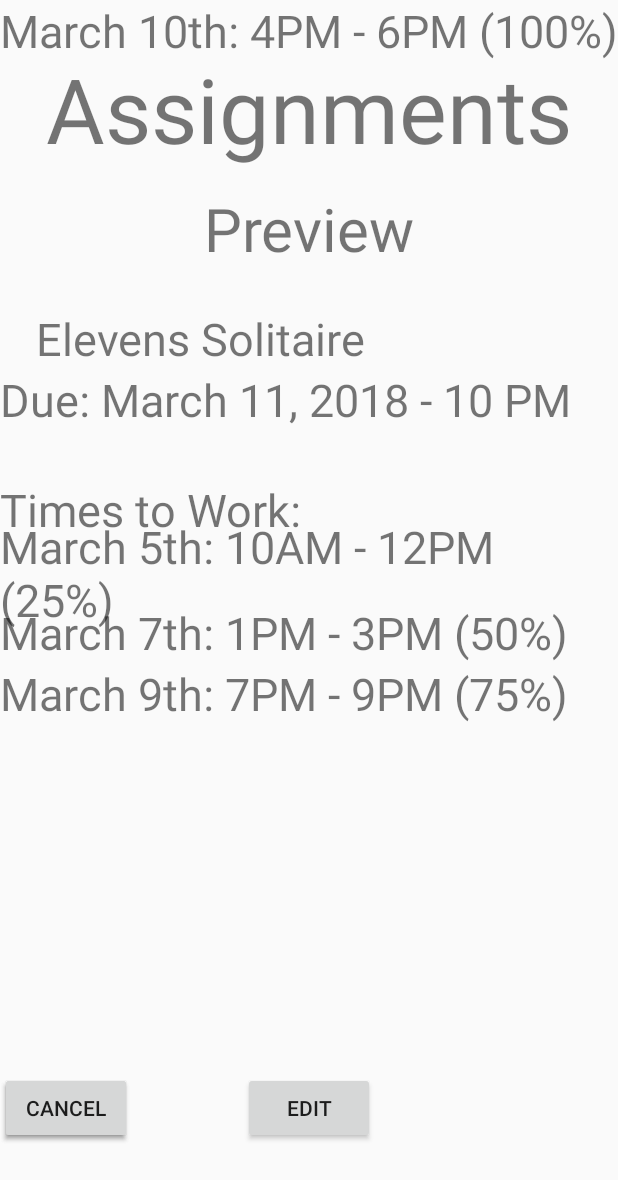
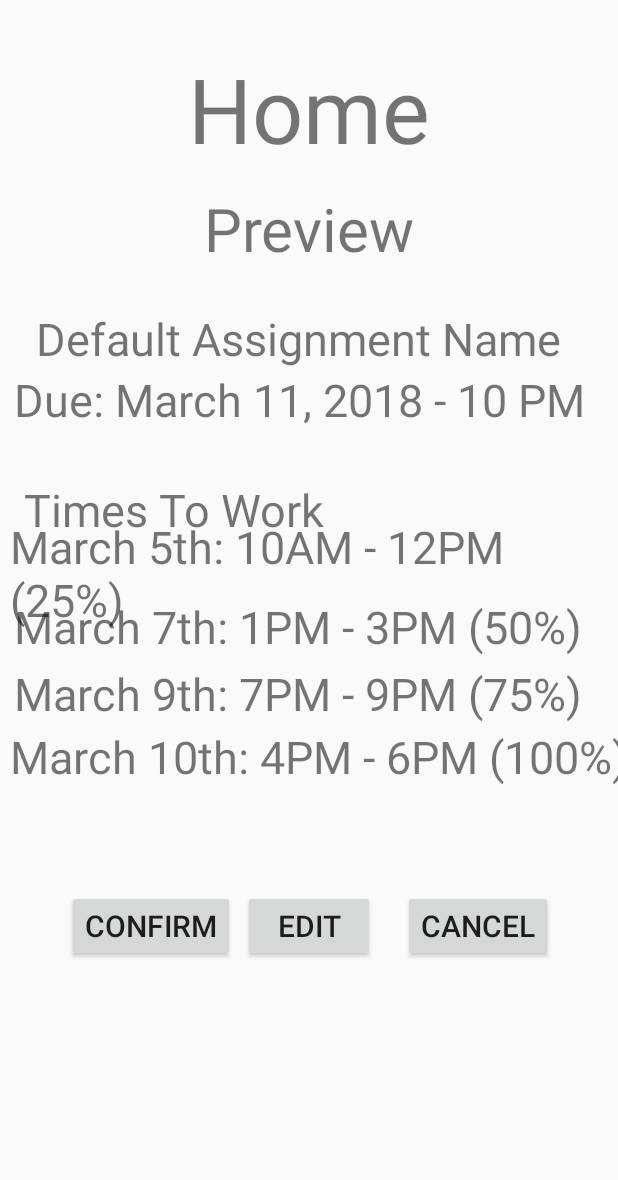
Before and after one commit to AMPITUP19/Productify, an Android app: the layout activity_assignments_preview.xml on its own in the app's theme, with its tools: preview values and no code run, on a phone screen of 412 x 824 dp. Shown: the top 1180 px of the screen. Run offline under Robolectric (Android 15) with nearby library versions, the phone set to English and light mode, and no system bars.

Commit message:
April 10

```diff
--- a/app/src/main/AndroidManifest.xml
+++ b/app/src/main/AndroidManifest.xml
@@ -14,14 +14,15 @@
         android:supportsRtl="true"
         android:theme="@style/AppTheme">
         <activity android:name=".MainActivity"
-            android:label="Home">
+            android:label="Productify">
             <intent-filter>
                 <action android:name="android.intent.action.MAIN" />
 
                 <category android:name="android.intent.category.LAUNCHER" />
             </intent-filter>
         </activity>
-        <activity android:name=".Assignment" />
+        <activity android:name=".Assignment"
+            android:label="Productify"/>
     </application>
 
 </manifest>
--- a/app/src/main/res/layout/activity_assignment.xml
+++ b/app/src/main/res/layout/activity_assignment.xml
@@ -169,6 +169,7 @@
                 android:layout_width="match_parent"
                 android:layout_height="wrap_content"
                 android:layout_weight="1"
+                android:onClick="goCreate"
                 android:text="@string/create"
                 android:textAlignment="center"
                 android:textColor="#000000"
@@ -179,6 +180,7 @@
                 android:layout_width="match_parent"
                 android:layout_height="wrap_content"
                 android:layout_weight="1"
+                android:onClick="goExist"
                 android:text="@string/view"
                 android:textAlignment="center"
                 android:textColor="#000000"
--- a/app/src/main/res/layout/activity_assignments_preview.xml
+++ b/app/src/main/res/layout/activity_assignments_preview.xml
@@ -8,7 +8,7 @@
     tools:context=".AssignmentsPreview">
 
     <TextView
-        android:id="@+id/message"
+        android:id="@+id/heading"
         android:layout_width="wrap_content"
         android:layout_height="wrap_content"
         android:layout_marginBottom="8dp"
@@ -19,156 +19,185 @@
         app:layout_constraintEnd_toEndOf="parent"
         app:layout_constraintStart_toStartOf="parent"
         app:layout_constraintTop_toTopOf="parent"
-        app:layout_constraintVertical_bias="0.0"
-        tools:text="Assignments" />
+        app:layout_constraintVertical_bias="0.0" />
 
     <TextView
-        android:id="@+id/textView"
+        android:id="@+id/previewText"
         android:layout_width="wrap_content"
         android:layout_height="wrap_content"
         android:layout_marginBottom="8dp"
         android:layout_marginTop="8dp"
-        android:text="TextView"
+        android:text="@string/preview"
         android:textSize="40sp"
         app:layout_constraintBottom_toBottomOf="parent"
         app:layout_constraintEnd_toEndOf="parent"
         app:layout_constraintStart_toStartOf="parent"
         app:layout_constraintTop_toTopOf="parent"
-        app:layout_constraintVertical_bias="0.156"
-        tools:text="Preview" />
+        app:layout_constraintVertical_bias="0.156" />
 
     <TextView
-        android:id="@+id/textView2"
+        android:id="@+id/assignmentName"
         android:layout_width="wrap_content"
         android:layout_height="wrap_content"
         android:layout_marginBottom="8dp"
-        android:layout_marginLeft="24dp"
+        android:layout_marginEnd="8dp"
         android:layout_marginStart="24dp"
         android:layout_marginTop="8dp"
-        android:text="TextView"
+        android:text="@string/assignmentName"
         android:textSize="30sp"
         app:layout_constraintBottom_toBottomOf="parent"
+        app:layout_constraintEnd_toEndOf="parent"
+        app:layout_constraintHorizontal_bias="0.01"
         app:layout_constraintStart_toStartOf="parent"
         app:layout_constraintTop_toTopOf="parent"
-        app:layout_constraintVertical_bias="0.257"
-        tools:text="Elevens Solitaire" />
+        app:layout_constraintVertical_bias="0.257" />
 
     <TextView
-        android:id="@+id/textView3"
+        android:id="@+id/dueDateText"
+        android:layout_width="wrap_content"
+        android:layout_height="wrap_content"
+        android:layout_marginBottom="8dp"
+        android:layout_marginEnd="8dp"
+        android:layout_marginStart="8dp"
+        android:layout_marginTop="8dp"
+        android:text="Due: March 11, 2018 - 10 PM"
+        android:textSize="30sp"
+        app:layout_constraintBottom_toBottomOf="parent"
+        app:layout_constraintEnd_toEndOf="parent"
+        app:layout_constraintHorizontal_bias="0.09"
+        app:layout_constraintStart_toStartOf="parent"
+        app:layout_constraintTop_toTopOf="parent"
+        app:layout_constraintVertical_bias="0.31" />
+
+    <Button
+        android:id="@+id/confirmBut"
+        android:layout_width="wrap_content"
+        android:layout_height="wrap_content"
+        android:layout_marginBottom="8dp"
+        android:layout_marginEnd="8dp"
+        android:layout_marginStart="8dp"
+        android:layout_marginTop="8dp"
+        android:textSize="20sp"
+        android:text="@string/confirm"
+        app:layout_constraintBottom_toBottomOf="parent"
+        app:layout_constraintEnd_toEndOf="parent"
+        app:layout_constraintHorizontal_bias="0.13"
+        app:layout_constraintStart_toStartOf="parent"
+        app:layout_constraintTop_toTopOf="parent"
+        app:layout_constraintVertical_bias="0.77" />
+
+    <Button
+        android:id="@+id/editBut"
+        android:textSize="20sp"
         android:layout_width="wrap_content"
         android:layout_height="wrap_content"
         android:layout_marginBottom="8dp"
         android:layout_marginTop="8dp"
-        android:text="TextView"
-        android:textSize="30sp"
-        app:layout_constraintBottom_toBottomOf="parent"
-        app:layout_constraintTop_toTopOf="parent"
-        app:layout_constraintVertical_bias="0.31"
-        tools:layout_editor_absoluteX="24dp"
-        tools:text="Due: March 11, 2018 - 10 PM" />
-
-    <Button
-        android:id="@+id/button2"
-        android:layout_width="wrap_content"
-        android:layout_height="wrap_content"
-        android:layout_marginBottom="8dp"
-        android:layout_marginTop="8dp"
-        android:text="Button"
-        app:layout_constraintBottom_toBottomOf="parent"
-        app:layout_constraintTop_toTopOf="parent"
-        app:layout_constraintVertical_bias="0.93"
-        tools:layout_editor_absoluteX="54dp"
-        tools:text="Confirm" />
-
-    <Button
-        android:id="@+id/button3"
-        android:layout_width="wrap_content"
-        android:layout_height="wrap_content"
-        android:layout_marginBottom="8dp"
-        android:layout_marginTop="8dp"
-        android:text="Button"
+        android:text="@string/edit"
         app:layout_constraintBottom_toBottomOf="parent"
         app:layout_constraintEnd_toEndOf="parent"
         app:layout_constraintStart_toStartOf="parent"
         app:layout_constraintTop_toTopOf="parent"
-        app:layout_constraintVertical_bias="0.93"
-        tools:text="Edit" />
+        app:layout_constraintVertical_bias="0.77" />
 
     <Button
-        android:id="@+id/button4"
+        android:id="@+id/cancelBut"
         android:layout_width="wrap_content"
         android:layout_height="wrap_content"
         android:layout_marginBottom="8dp"
+        android:layout_marginEnd="8dp"
+        android:layout_marginStart="8dp"
         android:layout_marginTop="8dp"
-        android:text="Button"
+        android:text="@string/cancel"
+        android:textSize="20sp"
         app:layout_constraintBottom_toBottomOf="parent"
+        app:layout_constraintEnd_toEndOf="parent"
+        app:layout_constraintHorizontal_bias="0.88"
+        app:layout_constraintStart_toStartOf="parent"
         app:layout_constraintTop_toTopOf="parent"
-        app:layout_constraintVertical_bias="0.93"
-        tools:layout_editor_absoluteX="465dp"
-        tools:text="Cancel" />
+        app:layout_constraintVertical_bias="0.77" />
 
     <TextView
-        android:id="@+id/textView4"
+        android:id="@+id/timeWorkHeading"
         android:layout_width="wrap_content"
         android:layout_height="wrap_content"
         android:layout_marginBottom="8dp"
+        android:layout_marginEnd="8dp"
+        android:layout_marginStart="8dp"
         android:layout_marginTop="8dp"
-        android:text="TextView"
+        android:text="@string/timesToWorkText"
         android:textSize="30sp"
         app:layout_constraintBottom_toBottomOf="parent"
+        app:layout_constraintEnd_toEndOf="parent"
+        app:layout_constraintHorizontal_bias="0.04"
+        app:layout_constraintStart_toStartOf="parent"
         app:layout_constraintTop_toTopOf="parent"
-        app:layout_constraintVertical_bias="0.406"
-        tools:layout_editor_absoluteX="27dp"
-        tools:text="Times to Work:" />
+        app:layout_constraintVertical_bias="0.406" />
 
     <TextView
-        android:id="@+id/textView5"
+        android:id="@+id/date1text"
         android:layout_width="wrap_content"
         android:layout_height="wrap_content"
         android:layout_marginBottom="8dp"
+        android:layout_marginEnd="8dp"
+        android:layout_marginStart="8dp"
         android:layout_marginTop="8dp"
-        android:text="TextView"
+        android:text="March 5th: 10AM - 12PM (25%)"
         android:textSize="30sp"
         app:layout_constraintBottom_toBottomOf="parent"
+        app:layout_constraintEnd_toEndOf="parent"
+        app:layout_constraintHorizontal_bias="0.1"
+        app:layout_constraintStart_toStartOf="parent"
         app:layout_constraintTop_toTopOf="parent"
-        app:layout_constraintVertical_bias="0.459"
-        tools:layout_editor_absoluteX="54dp"
-        tools:text="March 5th: 10AM - 12PM (25%)" />
+        app:layout_constraintVertical_bias="0.459" />
 
     <TextView
-        android:id="@+id/textView6"
+        android:id="@+id/date2text"
         android:layout_width="wrap_content"
-        android:layout_height="wrap_content"
-        android:text="TextView"
+        android:layout_height="47dp"
+        android:layout_marginEnd="8dp"
+        android:layout_marginStart="8dp"
+        android:text="March 7th: 1PM - 3PM (50%)"
         android:textSize="30sp"
         app:layout_constraintBottom_toBottomOf="parent"
+        app:layout_constraintEnd_toEndOf="parent"
+        app:layout_constraintHorizontal_bias="0.08"
+        app:layout_constraintStart_toStartOf="parent"
         app:layout_constraintTop_toTopOf="parent"
-        app:layout_constraintVertical_bias="0.512"
-        tools:layout_editor_absoluteX="54dp"
-        tools:text="March 7th: 1PM - 3PM (50%)" />
+        app:layout_constraintVertical_bias="0.512" />
 
     <TextView
-        android:id="@+id/textView7"
+        android:id="@+id/date3text"
         android:layout_width="wrap_content"
         android:layout_height="wrap_content"
         android:layout_marginBottom="8dp"
+        android:layout_marginEnd="8dp"
+        android:layout_marginStart="8dp"
         android:layout_marginTop="8dp"
-        android:text="TextView"
+        android:text="March 9th: 7PM - 9PM (75%)"
         android:textSize="30sp"
         app:layout_constraintBottom_toBottomOf="parent"
+        app:layout_constraintEnd_toEndOf="parent"
+        app:layout_constraintHorizontal_bias="0.08"
+        app:layout_constraintStart_toStartOf="parent"
         app:layout_constraintTop_toTopOf="parent"
-        app:layout_constraintVertical_bias="0.566"
-        tools:layout_editor_absoluteX="54dp"
-        tools:text="March 9th: 7PM - 9PM (75%)" />
+        app:layout_constraintVertical_bias="0.566" />
 
     <TextView
-        android:id="@+id/textView8"
+        android:id="@+id/date4text"
         android:layout_width="wrap_content"
         android:layout_height="wrap_content"
-        android:text="TextView"
+        android:layout_marginBottom="8dp"
+        android:layout_marginEnd="8dp"
+        android:layout_marginStart="8dp"
+        android:layout_marginTop="8dp"
+        android:text="March 10th: 4PM - 6PM (100%)"
         android:textSize="30sp"
-        tools:layout_editor_absoluteX="54dp"
-        tools:layout_editor_absoluteY="483dp"
-        tools:text="March 10th: 4PM - 6PM (100%)" />
+        app:layout_constraintBottom_toBottomOf="parent"
+        app:layout_constraintEnd_toEndOf="parent"
+        app:layout_constraintHorizontal_bias="0.1"
+        app:layout_constraintStart_toStartOf="parent"
+        app:layout_constraintTop_toTopOf="parent"
+        app:layout_constraintVertical_bias="0.62" />
 
 </android.support.constraint.ConstraintLayout>
--- a/app/src/main/res/values/strings.xml
+++ b/app/src/main/res/values/strings.xml
@@ -1,7 +1,6 @@
 <resources>
     <string name="app_name">Productify</string>
     <string name= "assign">Assignments</string>
-    <string name= "newAssign">Create New Assignment</string>
     <string name="assignName">Assignment Name</string>
     <string name="assignDate">Due Date</string>
     <string name="assignLength">Total Anticipated Length</string>
@@ -20,5 +19,12 @@
     <string name="title_dashboard">Dashboard</string>
     <string name="directions"> Click to Integrate Google Calendar </string>
     <string name="calendar">Google Calendar </string>
-
+    <string name="newAssign">Create New Assignment</string>
+    <string name="cancel"> Cancel</string>
+    <string name="edit"> Edit</string>
+    <string name="confirm"> Confirm</string>
+    <string name="assignmentName"> Default Assignment Name</string>
+    <string name="accesscalendar">Access Calendar</string>
+    <string name="timesToWorkText"> Times To Work </string>
+    <string name="preview">Preview</string>
 </resources>
```
Also changed, not shown: app/src/main/java/com/example/nag/productify/Assignment.java (+20 -0 lines), app/src/main/java/com/example/nag/productify/AssignmentsPreview.java (+12 -22 lines), app/src/main/java/com/example/nag/productify/MainActivity.java (+22 -1 lines), app/src/main/res/layout/activity_main.xml (+51 -0 lines).
